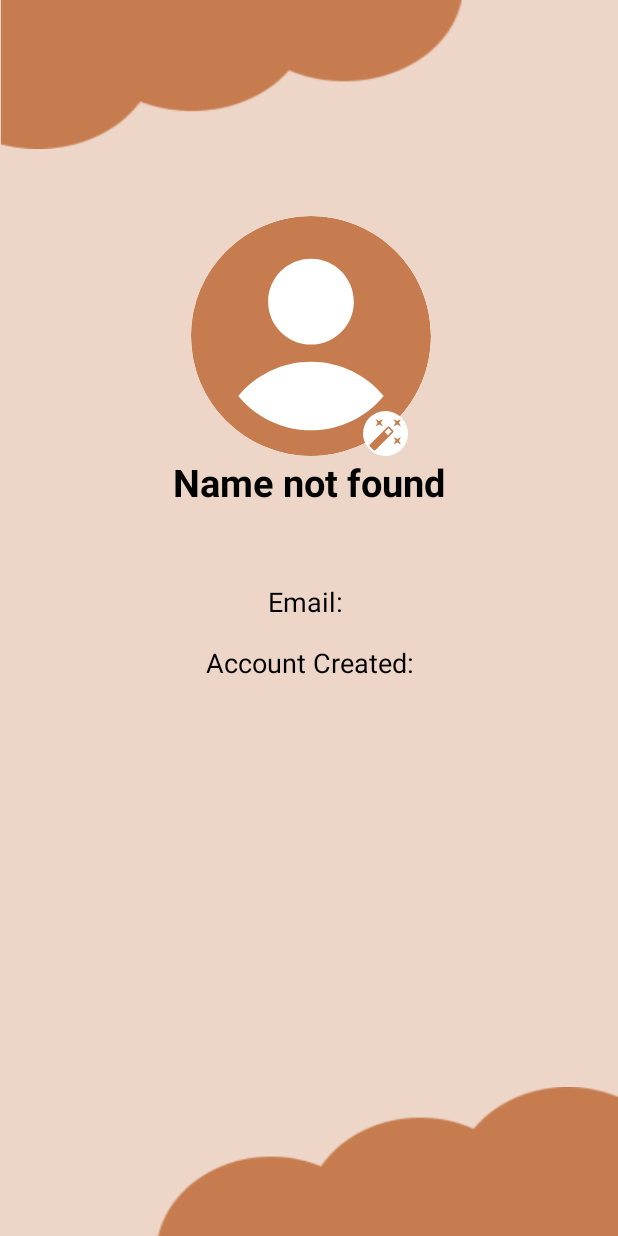
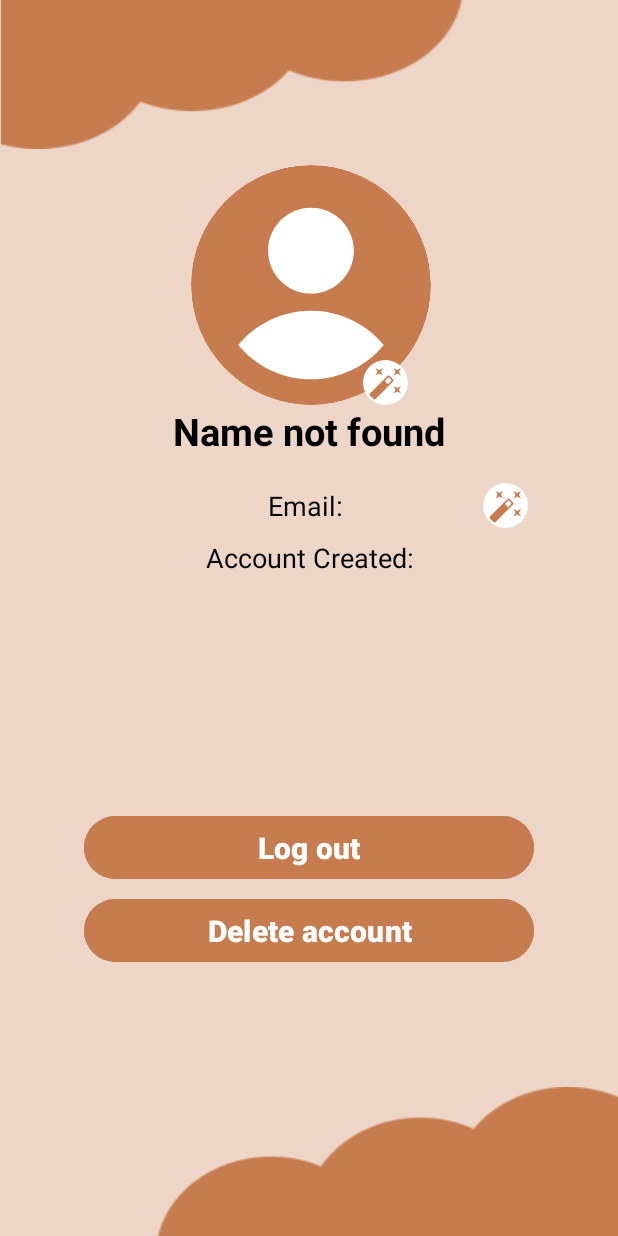
Before and after one commit to OleksandraLishchenko/Book-Tracker, an Android app: the UserProfileActivity screen opened directly, with no data from a screen before it, on a phone screen of 412 x 824 dp. Run offline under Robolectric (Android 15) with nearby library versions, the phone set to English and light mode, and no system bars; our stand-ins replace Firebase (no records; nobody signed in at launch, a user with empty details on screens opened directly); 2 statements that could not run were skipped.

Commit message:
third sprint

```diff
--- a/app/src/main/AndroidManifest.xml
+++ b/app/src/main/AndroidManifest.xml
@@ -12,6 +12,9 @@
         android:roundIcon="@mipmap/ic_launcher_round"
         android:supportsRtl="true"
         android:theme="@style/Theme.Book_tracker">
+        <activity
+            android:name=".ChangeEmailActivity"
+            android:exported="false" />
         <activity
             android:name=".UserProfileActivity"
             android:exported="false" />
--- a/app/src/main/res/layout/user_profile_page.xml
+++ b/app/src/main/res/layout/user_profile_page.xml
@@ -36,7 +36,7 @@
         android:layout_width="wrap_content"
         android:layout_height="wrap_content"
         android:layout_marginStart="100dp"
-        android:layout_marginTop="304dp"
+        android:layout_marginTop="270dp"
         android:layout_marginEnd="100dp"
         android:gravity="center"
         android:text="@string/user_name"
@@ -54,7 +54,7 @@
         android:layout_width="160dp"
         android:layout_height="160dp"
         android:layout_marginStart="127dp"
-        android:layout_marginTop="144dp"
+        android:layout_marginTop="110dp"
         android:layout_marginEnd="127dp"
         app:layout_constraintStart_toStartOf="parent"
         app:layout_constraintTop_toTopOf="parent"
@@ -89,10 +89,10 @@
 
     <TextView
         android:id="@+id/userEmail"
-        android:layout_width="wrap_content"
+        android:layout_width="0dp"
         android:layout_height="wrap_content"
         android:layout_marginStart="100dp"
-        android:layout_marginTop="50dp"
+        android:layout_marginTop="20dp"
         android:layout_marginEnd="100dp"
         android:gravity="center"
         android:text="@string/email_placeholder"
@@ -106,7 +106,7 @@
         android:id="@+id/userCreationDate"
         android:layout_width="wrap_content"
         android:layout_height="wrap_content"
-        android:layout_marginTop="16dp"
+        android:layout_marginTop="10dp"
         android:layout_marginStart="100dp"
         android:layout_marginEnd="100dp"
         android:gravity="center"
@@ -116,4 +116,48 @@
         app:layout_constraintEnd_toEndOf="parent"
         app:layout_constraintStart_toStartOf="parent"
         app:layout_constraintTop_toBottomOf="@id/userEmail" />
+
+
+    <Button
+        android:id="@+id/logout_button"
+        android:layout_width="300dp"
+        android:layout_height="50dp"
+        android:layout_marginTop="540dp"
+        android:backgroundTint="@color/dark_brown"
+        android:gravity="center"
+        android:text="@string/log_out"
+        android:textColor="@color/white"
+        android:textSize="20sp"
+        android:textStyle="bold"
+        app:layout_constraintEnd_toEndOf="parent"
+        app:layout_constraintStart_toStartOf="parent"
+        app:layout_constraintTop_toTopOf="parent" />
+
+    <Button
+        android:id="@+id/dltacc_button"
+        android:layout_width="300dp"
+        android:layout_height="50dp"
+        android:layout_marginTop="5dp"
+        android:backgroundTint="@color/dark_brown"
+        android:gravity="center"
+        android:text="@string/delete_account"
+        android:textColor="@color/white"
+        android:textSize="20sp"
+        android:textStyle="bold"
+        app:layout_constraintEnd_toEndOf="parent"
+        app:layout_constraintStart_toStartOf="parent"
+        app:layout_constraintTop_toBottomOf="@+id/logout_button" />
+
+    <ImageButton
+        android:id="@+id/changeEmailButton"
+        android:layout_width="30dp"
+        android:layout_height="30dp"
+        android:layout_marginStart="10dp"
+        android:background="@drawable/circular_background"
+        android:src="@drawable/baseline_auto_fix_high_24"
+        android:contentDescription="@string/change_email"
+        app:layout_constraintStart_toEndOf="@id/userEmail"
+        app:layout_constraintTop_toTopOf="@id/userEmail"
+        app:layout_constraintBottom_toBottomOf="@id/userEmail" />
+
 </androidx.constraintlayout.widget.ConstraintLayout>
--- a/app/src/main/res/values/strings.xml
+++ b/app/src/main/res/values/strings.xml
@@ -41,5 +41,8 @@
     <string name="user_name">User Name</string>
     <string name="email_placeholder">Email: </string>
     <string name="creation_date_placeholder">Account Created: </string>
+    <string name="log_out">Log out</string>
+    <string name="delete_account">Delete account</string>
+    <string name="change_email">change email</string>
 
 </resources>
```
Also changed, not shown: app/src/main/java/com/example/book_tracker/ChangeEmailActivity.kt (added, +103 -0 lines), app/src/main/java/com/example/book_tracker/LibraryActivity.kt (+24 -9 lines), app/src/main/java/com/example/book_tracker/UserProfileActivity.kt (+66 -5 lines), app/src/main/res/layout/change_email_page.xml (added, +97 -0 lines).
